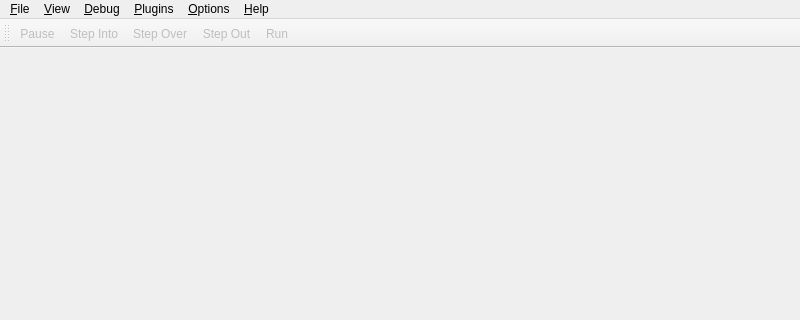
eteran/edb-debugger, file src/Debugger.ui: the form before one commit; both pictures show x 0 to 800 and y 0 to 320 of the 800 by 700 pixel window.
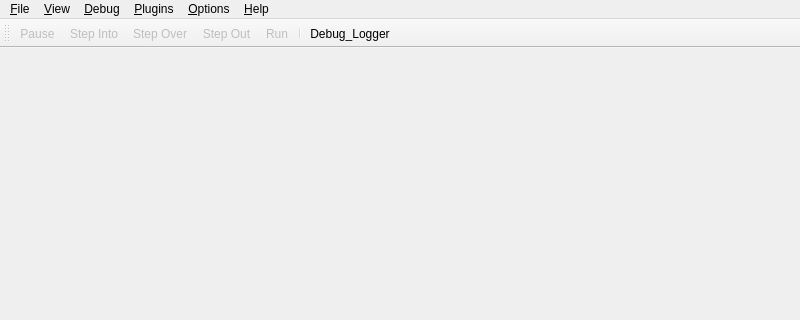
The form after the commit. Icons and pictures are not drawn.

Commit message: first attempt at hidable builtin logger panel. More to come

What changed in the file:
```diff
--- a/src/Debugger.ui
+++ b/src/Debugger.ui
@@ -113,6 +113,8 @@
    <addaction name="action_Step_Over"/>
    <addaction name="actionStep_Out"/>
    <addaction name="action_Run"/>
+   <addaction name="separator"/>
+   <addaction name="action_Debug_Logger"/>
   </widget>
   <action name="action_Open">
    <property name="icon">
@@ -420,6 +422,14 @@
     <string>Step Out</string>
    </property>
   </action>
+  <action name="action_Debug_Logger">
+   <property name="checkable">
+    <bool>true</bool>
+   </property>
+   <property name="text">
+    <string>Debug_Logger</string>
+   </property>
+  </action>
  </widget>
  <resources/>
  <connections>
```
Left out of the diff: 2 changed lines with no effect on the pictures. The commit also changes 5 other files.
